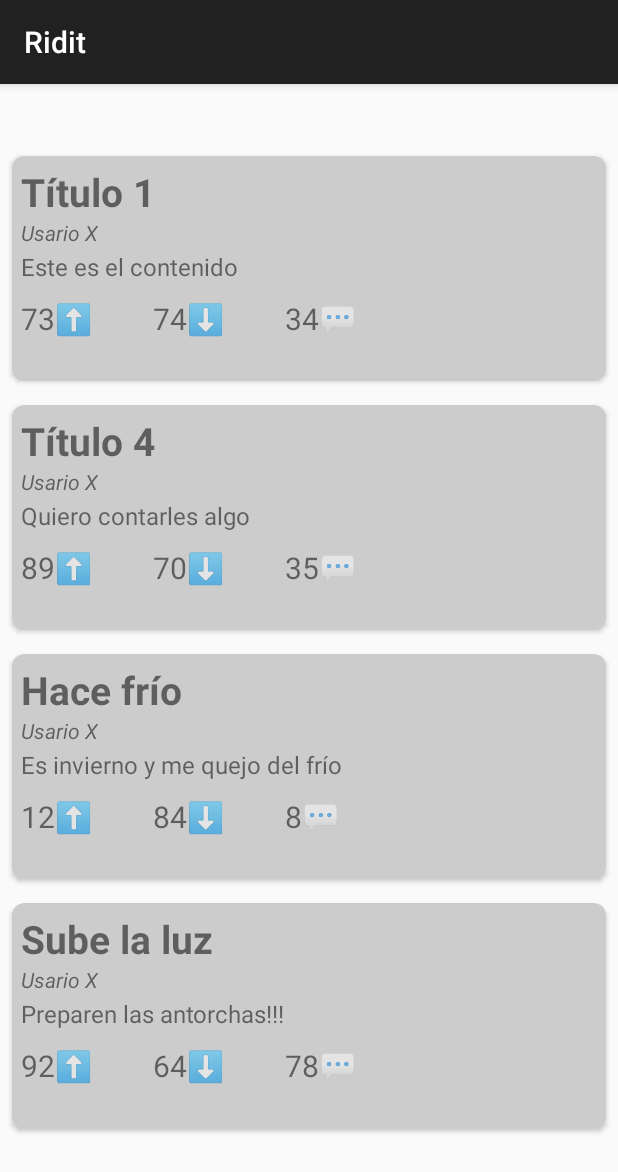
After one commit to SAINTTTT/kotlin-ridit, an Android app built with Jetpack Compose: the HomeActivity screen opened directly, with no data from a screen before it, on a phone screen of 412 x 824 dp. The commit adds this screen. Shown: the top 1172 px of the screen. Run offline under Robolectric (Android 15) with nearby library versions, the phone set to English and light mode, and no system bars.

Commit message:
Se crea pantalla home que muestra lista de posts (falsos)

```diff
--- a/app/build.gradle.kts
+++ b/app/build.gradle.kts
@@ -66,6 +66,9 @@ dependencies {
     implementation(libs.androidx.appcompat)
     implementation(libs.play.services.gcm)
     implementation(libs.firebase.auth.ktx)
+    implementation(libs.material)
+    implementation(libs.androidx.activity)
+    implementation(libs.androidx.constraintlayout)
     testImplementation(libs.junit)
     androidTestImplementation(libs.androidx.junit)
     androidTestImplementation(libs.androidx.espresso.core)
--- a/app/src/main/AndroidManifest.xml
+++ b/app/src/main/AndroidManifest.xml
@@ -1,6 +1,7 @@
 <?xml version="1.0" encoding="utf-8"?>
 <manifest xmlns:android="http://schemas.android.com/apk/res/android"
     xmlns:tools="http://schemas.android.com/tools">
+
     <uses-permission android:name="android.permission.INTERNET" />
 
     <application
@@ -14,6 +15,9 @@
         android:theme="@style/Theme.Kotlinridit"
         tools:targetApi="31">
         <activity
+            android:name=".HomeActivity"
+            android:exported="false" />
+        <activity
             android:name=".LoginActivity"
             android:exported="true"
             android:label="Ridit"
@@ -22,9 +26,9 @@
                 <action android:name="android.intent.action.MAIN" />
 
                 <category android:name="android.intent.category.LAUNCHER" />
-
             </intent-filter>
         </activity>
+
     </application>
 
 </manifest>
--- /dev/null
+++ b/app/src/main/java/com/example/kotlin_ridit/HomeActivity.kt
@@ -0,0 +1,81 @@
+package com.example.kotlin_ridit
+
+import android.os.Bundle
+import android.view.LayoutInflater
+import android.view.View
+import android.view.ViewGroup
+import android.widget.TextView
+import androidx.appcompat.app.AppCompatActivity
+import androidx.recyclerview.widget.LinearLayoutManager
+import androidx.recyclerview.widget.RecyclerView
+
+class HomeActivity : AppCompatActivity() {
+    private lateinit var rvPosts: RecyclerView
+    private lateinit var homePostsAdapter: HomePostsAdapter
+    private val dummyHomePosts = listOf(
+        HomePost("Título 1", "Este es el contenido"),
+        HomePost("Título 4", "Quiero contarles algo"),
+        HomePost("Hace frío", "Es invierno y me quejo del frío"),
+        HomePost("Sube la luz", "Preparen las antorchas!!!")
+    )
+
+    override fun onCreate(savedInstanceState: Bundle?) {
+        super.onCreate(savedInstanceState)
+//        enableEdgeToEdge()
+        setContentView(R.layout.activity_home)
+        initComponent()
+        initUI()
+
+    }
+
+    private fun initComponent() {
+        rvPosts = findViewById(R.id.rvHomePosts)
+    }
+
+    private fun initUI() {
+        homePostsAdapter = HomePostsAdapter(dummyHomePosts)
+        rvPosts.layoutManager = LinearLayoutManager(this, LinearLayoutManager.VERTICAL, false)
+        rvPosts.adapter = homePostsAdapter
+    }
+}
+
+data class HomePost(val title: String, val content: String)
+
+class HomePostsAdapter(private val posts: List<HomePost>) :
+    RecyclerView.Adapter<HomePostsViewHolder>() {
+    override fun onCreateViewHolder(parent: ViewGroup, viewType: Int): HomePostsViewHolder {
+        val view =
+            LayoutInflater.from(parent.context).inflate(R.layout.item_home_post, parent, false)
+        return HomePostsViewHolder(view)
+    }
+
+    override fun getItemCount(): Int {
+        return posts.size
+    }
+
+    override fun onBindViewHolder(holder: HomePostsViewHolder, position: Int) {
+        holder.render(posts[position])
+    }
+
+}
+
+class HomePostsViewHolder(view: View) : RecyclerView.ViewHolder(view) {
+    private val tvPostTitle: TextView = view.findViewById(R.id.tvPostTitle)
+    private val tvPostCreator: TextView = view.findViewById(R.id.tvPostCreator)
+    private val tvPostContent: TextView = view.findViewById(R.id.tvPostContent)
+    private val tvPostUpvoteCount: TextView = view.findViewById(R.id.tvPostUpvoteCount)
+    private val tvPostDownvoteCount: TextView = view.findViewById(R.id.tvPostDownvoteCount)
+    private val tvPostCommentsCount: TextView = view.findViewById(R.id.tvPostCommentsCount)
+
+    private val divider: View = view.findViewById(R.id.divider)
+
+    fun render(homePost: HomePost) {
+        tvPostTitle.text = homePost.title
+        tvPostContent.text = homePost.content
+        tvPostCreator.text = "Usario X"
+        tvPostUpvoteCount.text = (Math.random() * 100).toInt().toString()
+        tvPostDownvoteCount.text = (Math.random() * 100).toInt().toString()
+        tvPostCommentsCount.text = (Math.random() * 100).toInt().toString()
+
+    }
+}
--- /dev/null
+++ b/app/src/main/res/layout/activity_home.xml
@@ -0,0 +1,14 @@
+<?xml version="1.0" encoding="utf-8"?>
+<LinearLayout xmlns:android="http://schemas.android.com/apk/res/android"
+    android:layout_width="match_parent"
+    android:layout_height="match_parent"
+    android:layout_marginTop="40dp"
+    android:orientation="vertical">
+
+    <androidx.recyclerview.widget.RecyclerView
+        android:id="@+id/rvHomePosts"
+        android:layout_width="match_parent"
+        android:layout_height="wrap_content" />
+
+
+</LinearLayout>
--- /dev/null
+++ b/app/src/main/res/layout/item_home_post.xml
@@ -0,0 +1,123 @@
+<?xml version="1.0" encoding="utf-8"?>
+<androidx.cardview.widget.CardView xmlns:android="http://schemas.android.com/apk/res/android"
+    xmlns:app="http://schemas.android.com/apk/res-auto"
+    xmlns:tools="http://schemas.android.com/tools"
+    android:layout_width="match_parent"
+    android:layout_height="150dp"
+    android:layout_marginHorizontal="8dp"
+    android:layout_marginVertical="8dp"
+    app:cardBackgroundColor="#ccc"
+    app:cardCornerRadius="8dp"
+    >
+
+    <LinearLayout
+        android:layout_width="match_parent"
+        android:layout_height="match_parent"
+        android:gravity="top"
+        android:orientation="vertical"
+        android:padding="6dp">
+
+        <TextView
+            android:id="@+id/tvPostTitle"
+            android:layout_width="wrap_content"
+            android:layout_height="wrap_content"
+            android:textSize="26sp"
+            android:textStyle="bold"
+            tools:text="Titulo" />
+
+        <TextView
+            android:id="@+id/tvPostCreator"
+            android:layout_width="wrap_content"
+            android:layout_height="wrap_content"
+            android:textSize="14sp"
+            android:textStyle="italic"
+            tools:text="Por usuario X" />
+
+        <View
+            android:id="@+id/divider"
+            android:layout_width="match_parent"
+            android:layout_height="2dp"
+            tools:background="@color/black" />
+
+        <TextView
+            android:id="@+id/tvPostContent"
+            android:layout_width="wrap_content"
+            android:layout_height="wrap_content"
+            android:textSize="16sp"
+            android:textStyle="normal"
+            tools:text="contenido...\nsigue el contenido ..." />
+
+        <LinearLayout
+            android:layout_width="match_parent"
+            android:layout_height="30dp"
+            android:orientation="horizontal"
+            android:layout_marginTop="10dp"
+            tools:background="@color/teal_200">
+
+            <LinearLayout
+                android:layout_width="wrap_content"
+                android:layout_height="match_parent"
+                android:orientation="horizontal"
+                android:layout_marginEnd="40dp">
+
+                <TextView
+                    android:id="@+id/tvPostUpvoteCount"
+                    android:layout_width="match_parent"
+                    android:layout_height="match_parent"
+                    android:textSize="20sp"
+                    tools:text="45" />
+
+                <TextView
+                    android:id="@+id/tvPostUpvoteArrow"
+                    android:layout_width="wrap_content"
+                    android:layout_height="wrap_content"
+                    android:textSize="20sp"
+                    android:text="⬆️" />
+            </LinearLayout>
+
+            <LinearLayout
+                android:layout_width="wrap_content"
+                android:layout_height="match_parent"
+                android:orientation="horizontal"
+                android:layout_marginEnd="40dp">
+
+                <TextView
+                    android:id="@+id/tvPostDownvoteCount"
+                    android:layout_width="match_parent"
+                    android:layout_height="match_parent"
+                    android:textSize="20sp"
+                    tools:text="56" />
+
+                <TextView
+                    android:id="@+id/tvPostDownvoteArrow"
+                    android:layout_width="wrap_content"
+                    android:layout_height="wrap_content"
+                    android:textSize="20sp"
+                    android:text="⬇️" />
+            </LinearLayout>
+
+            <LinearLayout
+                android:layout_width="wrap_content"
+                android:layout_height="match_parent"
+                android:orientation="horizontal"
+                android:layout_marginEnd="40dp">
+
+                <TextView
+                    android:id="@+id/tvPostCommentsCount"
+                    android:layout_width="match_parent"
+                    android:layout_height="match_parent"
+                    android:textSize="20sp"
+                    tools:text="30" />
+
+                <TextView
+                    android:id="@+id/tvPostCommentsIcon"
+                    android:layout_width="wrap_content"
+                    android:layout_height="wrap_content"
+                    android:textSize="20sp"
+                    android:text="💬" />
+            </LinearLayout>
+
+        </LinearLayout>
+    </LinearLayout>
+
+</androidx.cardview.widget.CardView>
--- a/app/src/main/res/values/strings.xml
+++ b/app/src/main/res/values/strings.xml
@@ -1,3 +1,4 @@
 <resources>
     <string name="app_name">kotlin-ridit</string>
+    <string name="appName">ridit</string>
 </resources>
--- a/gradle/libs.versions.toml
+++ b/gradle/libs.versions.toml
@@ -11,6 +11,9 @@ composeBom = "2023.08.00"
 appcompat = "1.6.1"
 playServicesGcm = "17.0.0"
 firebaseAuthKtx = "23.0.0"
+material = "1.12.0"
+activity = "1.9.0"
+constraintlayout = "2.1.4"
 
 [libraries]
 androidx-core-ktx = { group = "androidx.core", name = "core-ktx", version.ref = "coreKtx" }
@@ -30,6 +33,9 @@ androidx-material3 = { group = "androidx.compose.material3", name = "material3"
 androidx-appcompat = { group = "androidx.appcompat", name = "appcompat", version.ref = "appcompat" }
 play-services-gcm = { group = "com.google.android.gms", name = "play-services-gcm", version.ref = "playServicesGcm" }
 firebase-auth-ktx = { group = "com.google.firebase", name = "firebase-auth-ktx", version.ref = "firebaseAuthKtx" }
+material = { group = "com.google.android.material", name = "material", version.ref = "material" }
+androidx-activity = { group = "androidx.activity", name = "activity", version.ref = "activity" }
+androidx-constraintlayout = { group = "androidx.constraintlayout", name = "constraintlayout", version.ref = "constraintlayout" }
 
 [plugins]
 android-application = { id = "com.android.application", version.ref = "agp" }
```
Also changed, not shown: 1 other file.
